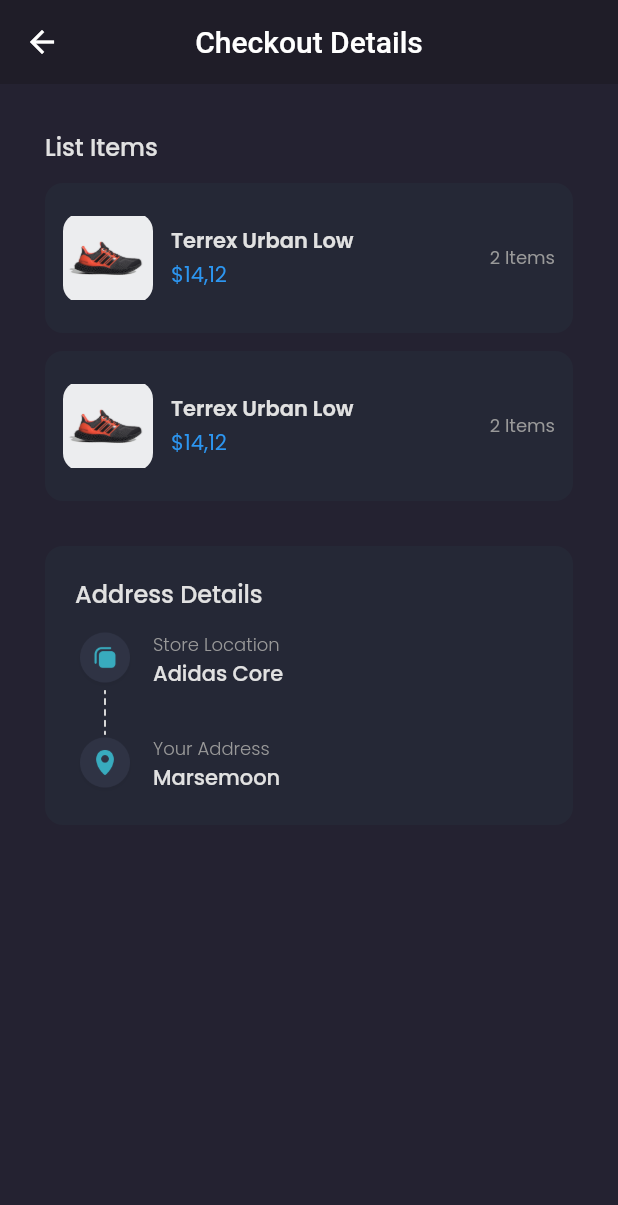
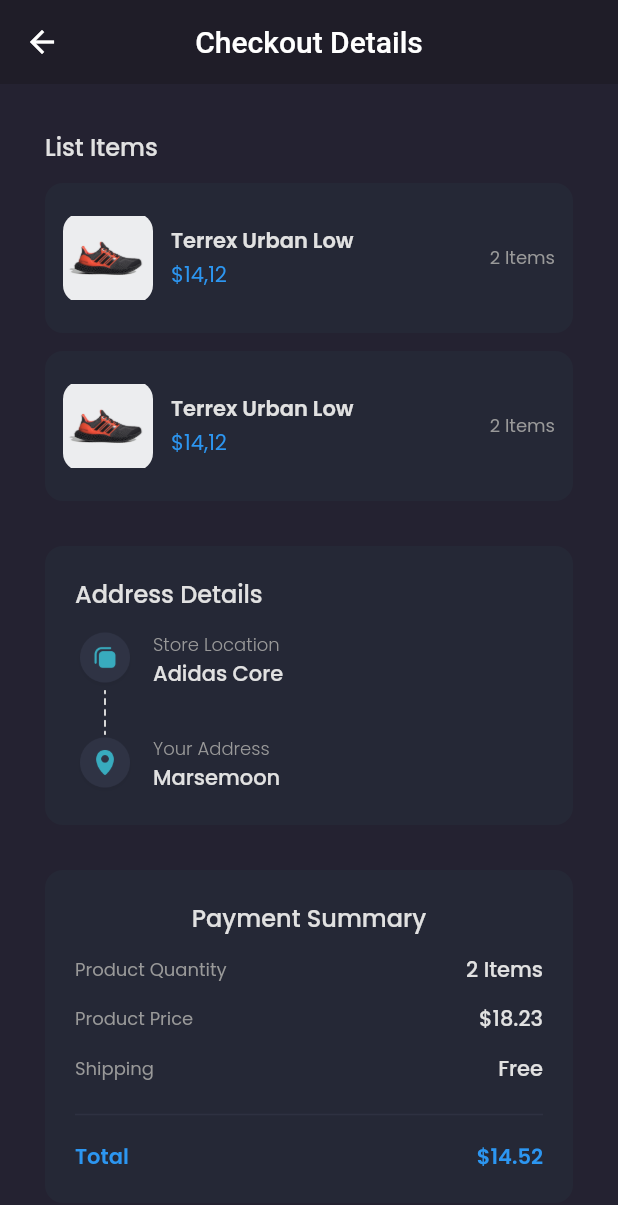
Before and after one commit to sabilimaulana/shamo-flutter, a Flutter app: the CheckoutPage screen opened by its route, on a phone screen of 412 x 824 dp. Shown: the top 1205 px of the screen. Run offline on Flutter 3.47's test engine with Material 2 defaults, Android fonts, the phone set to English and light mode, and no system bars; our stand-ins replace carousel_slider, google_fonts.

Commit message:
Slicing : Checkout Page Bagian Payment Summary

```diff
--- a/lib/pages/checkout_page.dart
+++ b/lib/pages/checkout_page.dart
@@ -119,7 +119,113 @@ class CheckoutPage extends StatelessWidget {
                       ],
                     )
                   ],
-                )
+                ),
+              ],
+            ),
+          ),
+
+          // NOTE : PAYMENT SUMMARY
+          Container(
+            margin: EdgeInsets.only(
+              top: defaultMargin,
+            ),
+            padding: const EdgeInsets.all(20),
+            decoration: BoxDecoration(
+              color: backgroundColor4,
+              borderRadius: BorderRadius.circular(12),
+            ),
+            child: Column(
+              children: [
+                Text(
+                  'Payment Summary',
+                  style: primaryTextStyle.copyWith(
+                    fontSize: 16,
+                    fontWeight: medium,
+                  ),
+                ),
+                const SizedBox(
+                  height: 12,
+                ),
+                Row(
+                  mainAxisAlignment: MainAxisAlignment.spaceBetween,
+                  children: [
+                    Text(
+                      'Product Quantity',
+                      style: secondaryTextStyle.copyWith(
+                        fontSize: 12,
+                      ),
+                    ),
+                    Text(
+                      '2 Items',
+                      style: primaryTextStyle.copyWith(
+                        fontWeight: medium,
+                      ),
+                    )
+                  ],
+                ),
+                const SizedBox(
+                  height: 12,
+                ),
+                Row(
+                  mainAxisAlignment: MainAxisAlignment.spaceBetween,
+                  children: [
+                    Text(
+                      'Product Price',
+                      style: secondaryTextStyle.copyWith(
+                        fontSize: 12,
+                      ),
+                    ),
+                    Text(
+                      '\$18.23',
+                      style: primaryTextStyle.copyWith(
+                        fontWeight: medium,
+                      ),
+                    )
+                  ],
+                ),
+                const SizedBox(
+                  height: 12,
+                ),
+                Row(
+                  mainAxisAlignment: MainAxisAlignment.spaceBetween,
+                  children: [
+                    Text(
+                      'Shipping',
+                      style: secondaryTextStyle.copyWith(
+                        fontSize: 12,
+                      ),
+                    ),
+                    Text(
+                      'Free',
+                      style: primaryTextStyle.copyWith(
+                        fontWeight: medium,
+                      ),
+                    )
+                  ],
+                ),
+                const SizedBox(
+                  height: 12,
+                ),
+                const Divider(
+                  thickness: 1,
+                  color: Color(0xff2e3141),
+                ),
+                const SizedBox(
+                  height: 10,
+                ),
+                Row(
+                  mainAxisAlignment: MainAxisAlignment.spaceBetween,
+                  children: [
+                    Text(
+                      'Total',
+                      style: priceTextStyle.copyWith(fontWeight: semiBold),
+                    ),
+                    Text(
+                      '\$14.52',
+                      style: priceTextStyle.copyWith(fontWeight: semiBold),
+                    ),
+                  ],
+                ),
               ],
             ),
           ),
```
